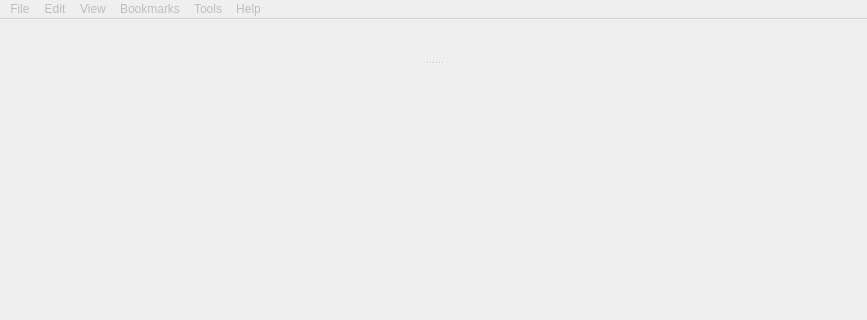
Old version of the form src/ui/MainWindow.ui in the repository OtterBrowser/otter-browser; both pictures show x 0 to 867 and y 0 to 320 of the 867 by 771 pixel window.
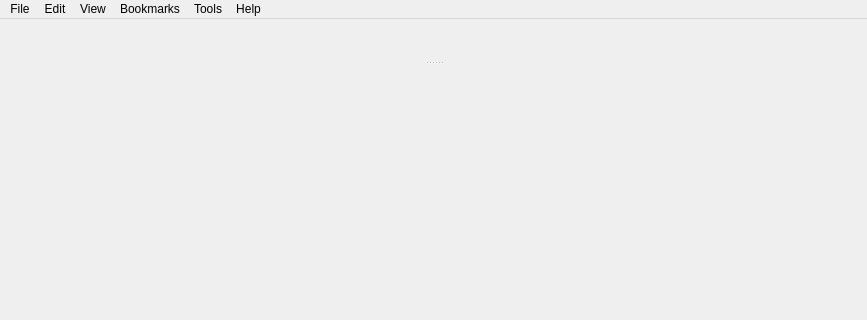
New version of the form.

Commit message: Connect "about" actions

Patch:
```diff
--- a/src/ui/MainWindow.ui
+++ b/src/ui/MainWindow.ui
@@ -55,9 +55,6 @@
    </widget>
   </widget>
   <widget class="QMenuBar" name="menuBar">
-   <property name="enabled">
-    <bool>false</bool>
-   </property>
    <property name="geometry">
     <rect>
      <x>0</x>
```
Left out of the diff: 16 changed lines with no effect on the pictures. The commit also changes 2 other files.
